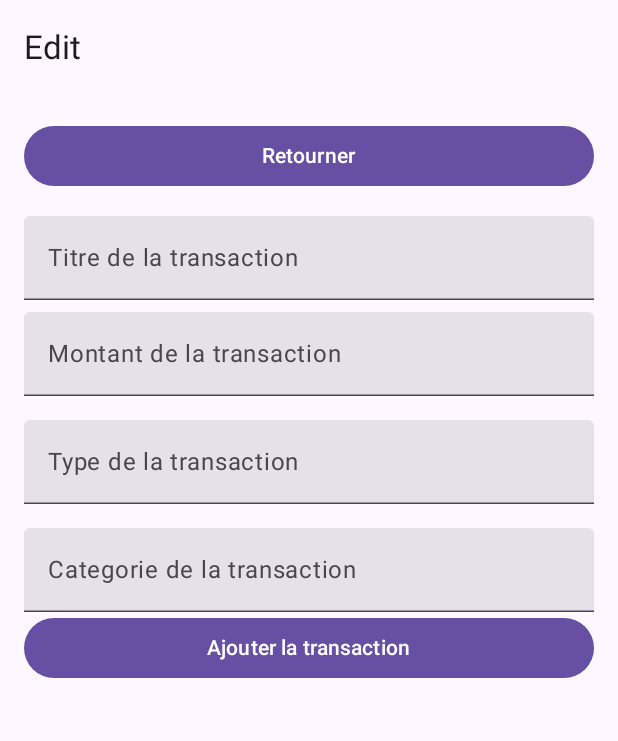
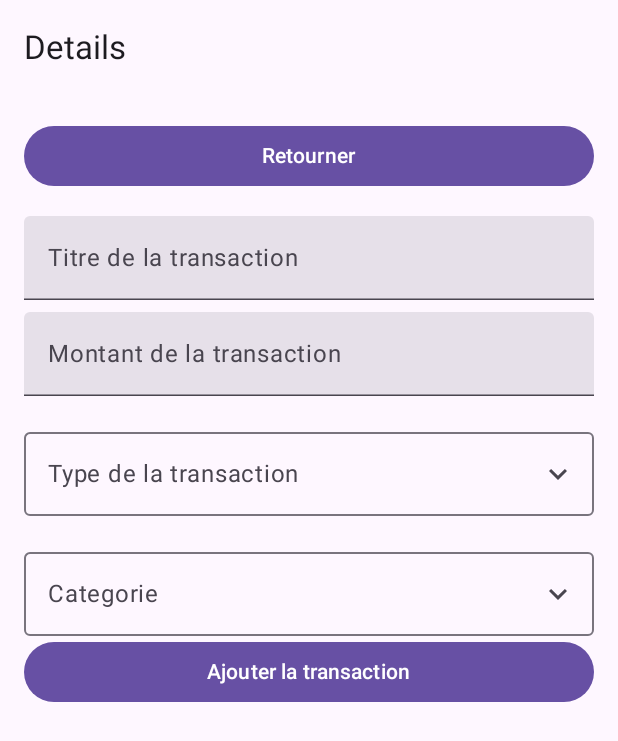
Before and after one commit to TyagoCodes/Labo_Android_2, an Android app built with Jetpack Compose: the TransactionDetailsScreen screen opened through its navigation route, on a phone screen of 412 x 824 dp. Shown: the top 741 px of the screen. Run offline under Robolectric (Android 15) with nearby library versions, the phone set to English and light mode, and no system bars.

Commit message:
plusieurs ajouts et modifications car manquait des choses demandees dans le pdf

```diff
--- a/app/src/main/java/com/example/labo2santiagoemile/model/Transaction.kt
+++ b/app/src/main/java/com/example/labo2santiagoemile/model/Transaction.kt
@@ -6,4 +6,5 @@ data class Transaction(
     val amount: Double,
     val type: String,
     val categorie: String,
+    val date: String
 )
--- a/app/src/main/java/com/example/labo2santiagoemile/view/transactionDetailsScreen.kt
+++ b/app/src/main/java/com/example/labo2santiagoemile/view/transactionDetailsScreen.kt
@@ -1,19 +1,32 @@
 package com.example.labo2santiagoemile.view
 
+import androidx.compose.foundation.clickable
 import androidx.compose.foundation.layout.*
+import androidx.compose.material.icons.Icons
+import androidx.compose.material.icons.filled.KeyboardArrowDown
+import androidx.compose.material.icons.filled.KeyboardArrowUp
 import androidx.compose.material3.Button
+import androidx.compose.material3.DropdownMenu
+import androidx.compose.material3.DropdownMenuItem
 import androidx.compose.material3.ExperimentalMaterial3Api
+import androidx.compose.material3.Icon
+import androidx.compose.material3.OutlinedTextField
 import androidx.compose.material3.Scaffold
 import androidx.compose.material3.Text
 import androidx.compose.material3.TextField
 import androidx.compose.material3.TopAppBar
+import androidx.compose.material3.contentColorFor
 import androidx.compose.runtime.Composable
 import androidx.compose.runtime.getValue
 import androidx.compose.runtime.mutableStateOf
 import androidx.compose.runtime.remember
 import androidx.compose.runtime.setValue
 import androidx.compose.ui.Modifier
+import androidx.compose.ui.geometry.Size
+import androidx.compose.ui.layout.onGloballyPositioned
+import androidx.compose.ui.platform.LocalDensity
 import androidx.compose.ui.unit.dp
+import androidx.compose.ui.unit.toSize
 import androidx.navigation.NavController
 import com.example.labo2santiagoemile.model.Transaction
 import com.example.labo2santiagoemile.viewmodel.TransactionViewModel
@@ -30,6 +43,19 @@ fun TransactionDetailsScreen(
     var transactionAmount by remember { mutableStateOf("") }
     var transactionType by remember { mutableStateOf("") }
     var transactionCategorie by remember { mutableStateOf("") }
+    var transactionDate by remember { mutableStateOf("") }
+
+
+    var typeIsExpanded by remember { mutableStateOf(false) }
+    var catIsExpanded by remember { mutableStateOf(false) }
+
+    val listTypes = listOf("Depense", "Revenu")
+    val listCategories = listOf("Alimentation", "Transport", "Logement", "Loisirs", "Savings")
+
+    var typeFieldSize by remember { mutableStateOf(Size.Zero) }
+    var catFieldSize by remember { mutableStateOf(Size.Zero) }
+
+    val icon = if (typeIsExpanded) Icons.Filled.KeyboardArrowUp else Icons.Filled.KeyboardArrowDown
 
     if (transactionId != null) {
         val transaction = transactionViewModel.transactions.find { it.id == transactionId }
@@ -43,7 +69,7 @@ fun TransactionDetailsScreen(
     Scaffold(
         topBar = {
             TopAppBar(
-                title = { Text("Edit") }
+                title = { Text("Details") }
             )
         }
     ) { innerPadding ->
@@ -85,21 +111,79 @@ fun TransactionDetailsScreen(
             Spacer(modifier = Modifier.height(16.dp))
 
 
-            TextField(
+            //type dropdown
+            OutlinedTextField(
                 value = transactionType,
                 onValueChange = { transactionType = it },
+                modifier = Modifier
+                    .fillMaxWidth()
+                    .onGloballyPositioned { coordinates ->
+                        typeFieldSize = coordinates.size.toSize()
+                    },
                 label = { Text("Type de la transaction") },
-                modifier = Modifier.fillMaxWidth()
+                trailingIcon = {
+                    Icon(
+                        imageVector = icon,
+                        contentDescription = "",
+                        modifier = Modifier.clickable { typeIsExpanded = !typeIsExpanded }
+                    )
+                }
             )
+
+            DropdownMenu(
+                expanded = typeIsExpanded,
+                onDismissRequest = { typeIsExpanded = false },
+                modifier = Modifier.width(with(LocalDensity.current) { typeFieldSize.width.toDp() })
+            ) {
+                listTypes.forEach { label ->
+                    DropdownMenuItem(
+                        text = { Text(label) },
+                        onClick = {
+                            transactionType = label
+                            typeIsExpanded = false
+                        }
+                    )
+                }
+            }
+
 
             Spacer(modifier = Modifier.height(16.dp))
 
-            TextField(
+
+
+            OutlinedTextField(
                 value = transactionCategorie,
                 onValueChange = { transactionCategorie = it },
-                label = { Text("Categorie de la transaction") },
-                modifier = Modifier.fillMaxWidth()
+                modifier = Modifier
+                    .fillMaxWidth()
+                    .onGloballyPositioned { coordinates ->
+                        catFieldSize = coordinates.size.toSize()
+                    },
+                label = { Text("Categorie") },
+                trailingIcon = {
+                    Icon(
+                        imageVector = icon,
+                        contentDescription = "",
+                        modifier = Modifier.clickable { catIsExpanded = !catIsExpanded }
+                    )
+                }
             )
+
+            DropdownMenu(
+                expanded = catIsExpanded,
+                onDismissRequest = { catIsExpanded = false },
+                modifier = Modifier.width(with(LocalDensity.current) { catFieldSize.width.toDp() })
+            ) {
+                listCategories.forEach { label ->
+                    DropdownMenuItem(
+                        text = { Text(label) },
+                        onClick = {
+                            transactionCategorie = label
+                            catIsExpanded = false
+                        }
+                    )
+                }
+            }
 
             Button(
                 onClick = {
@@ -118,7 +202,8 @@ fun TransactionDetailsScreen(
                                 title = transactionTitle,
                                 amount = transactionAmount.toDouble(),
                                 type = transactionType,
-                                categorie = transactionCategorie
+                                categorie = transactionCategorie,
+                                date = transactionDate,
                             )
                         }
 
```
Also changed, not shown: app/src/main/java/com/example/labo2santiagoemile/view/TransactionsListScreen.kt (+29 -10 lines), app/src/main/java/com/example/labo2santiagoemile/viewmodel/TransactionViewModel.kt (+7 -4 lines).
